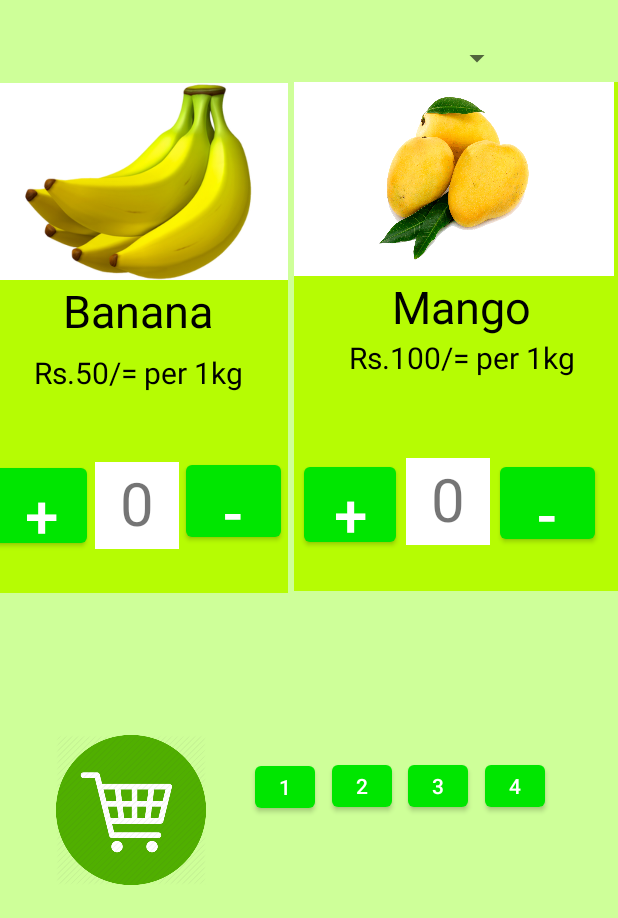
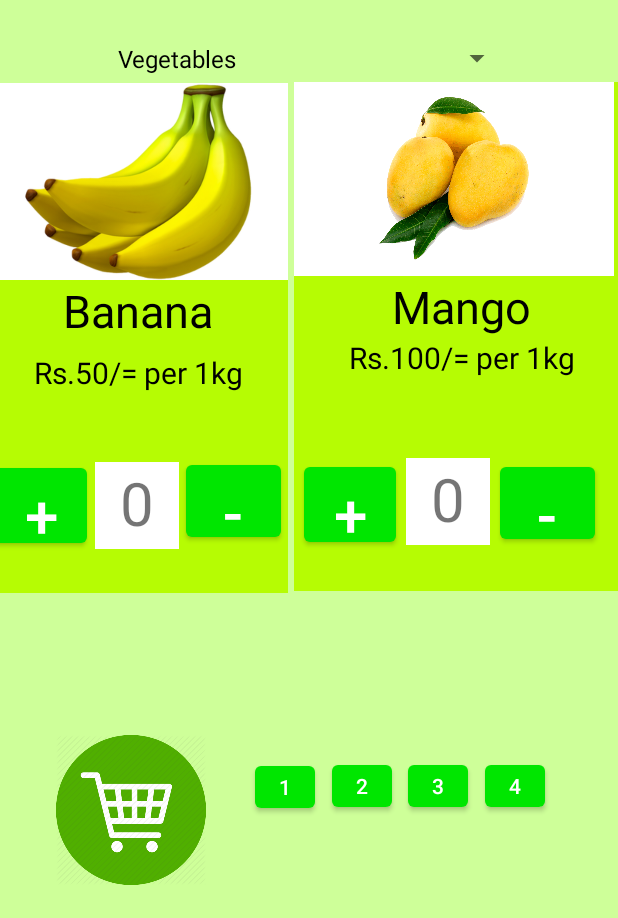
Before and after one commit to SLIITY2S2/OnlinePola, an Android app: the screen it shows after launch (MainActivity), on a phone screen of 412 x 824 dp, the part 318-1236 px from its top. Run offline under Robolectric (Android 15) with nearby library versions, the phone set to English and light mode, and no system bars; our stand-ins replace navigation-ui.

Commit message:
Create Spinner in home fragment

```diff
--- a/app/src/main/java/com/madd/mobileapp/ui/home/HomeFragment.java
+++ b/app/src/main/java/com/madd/mobileapp/ui/home/HomeFragment.java
@@ -1,18 +1,19 @@
 package com.madd.mobileapp.ui.home;
 
+import android.graphics.Color;
 import android.os.Bundle;
+import android.util.Log;
 import android.view.LayoutInflater;
 import android.view.View;
 import android.view.ViewGroup;
-import android.widget.ImageButton;
-import android.widget.ImageView;
+import android.widget.AdapterView;
+import android.widget.ArrayAdapter;
+import android.widget.Spinner;
 import android.widget.TextView;
 
 import androidx.annotation.NonNull;
 import androidx.annotation.Nullable;
 import androidx.fragment.app.Fragment;
-import androidx.fragment.app.FragmentManager;
-import androidx.fragment.app.FragmentTransaction;
 import androidx.lifecycle.Observer;
 import androidx.lifecycle.ViewModelProvider;
 
@@ -23,8 +24,7 @@ public class HomeFragment extends Fragment{
 
     private HomeViewModel homeViewModel;
     private FragmentHomeBinding binding;
-
-
+    Spinner dropdown;
 
     public HomeFragment(){
 
@@ -38,6 +38,10 @@ public class HomeFragment extends Fragment{
         binding = FragmentHomeBinding.inflate(inflater, container, false);
         View root = binding.getRoot();
 
+        dropdown = root.findViewById(R.id.cat_spinner);
+        initspinnerfooter();
+
+
         final TextView textView = binding.textHome;
         homeViewModel.getText().observe(getViewLifecycleOwner(), new Observer<String>() {
             @Override
@@ -49,6 +53,28 @@ public class HomeFragment extends Fragment{
 
         return root;
     }
+    private void initspinnerfooter() {
+        String[] items = new String[]{
+                "Vegetables", "Fruits", "Animal Product",
+        };
+
+        ArrayAdapter<String> adapter = new ArrayAdapter<String>(getActivity(), android.R.layout.simple_spinner_item, items);
+        dropdown.setAdapter(adapter);
+        dropdown.setOnItemSelectedListener(new AdapterView.OnItemSelectedListener() {
+            @Override
+            public void onItemSelected(AdapterView<?> parent, View view, int position, long id) {
+                Log.v("item", (String) parent.getItemAtPosition(position));
+                ((TextView) parent.getChildAt(0)).setTextColor(Color.BLACK);
+            }
+
+            @Override
+            public void onNothingSelected(AdapterView<?> parent) {
+                // TODO Auto-generated method stub
+            }
+        });
+    }
+
+
     @Override
     public void onDestroyView() {
         super.onDestroyView();
--- a/app/src/main/res/layout/fragment_home.xml
+++ b/app/src/main/res/layout/fragment_home.xml
@@ -21,6 +21,7 @@
         android:id="@+id/cat_spinner"
         android:layout_width="271dp"
         android:layout_height="31dp"
+        android:entries="@array/items"
         app:layout_constraintBottom_toTopOf="@+id/constraintLayout2"
         app:layout_constraintEnd_toEndOf="parent"
         app:layout_constraintHorizontal_bias="0.503"
--- a/app/src/main/res/values/strings.xml
+++ b/app/src/main/res/values/strings.xml
@@ -88,5 +88,12 @@
         <item>Lewalla</item>
     </string-array>
 
+    <string-array name="items">
+        <item>Vegitable</item>
+        <item>Fruit</item>
+        <item>Animal Product</item>
+
+    </string-array>
+
 
 </resources>
```
